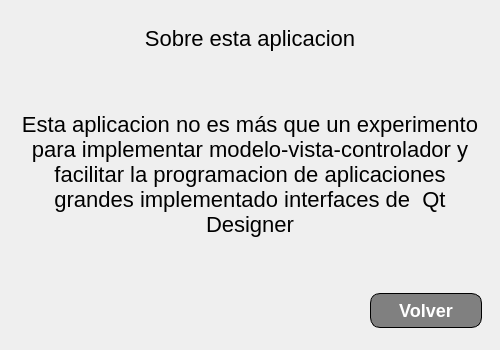
This is views/Vista_sobre_nosotros.ui in JuanLoaiza007/Proyecto-1-IA-2024-I as Qt 5 draws it before an edit. The edited form follows.
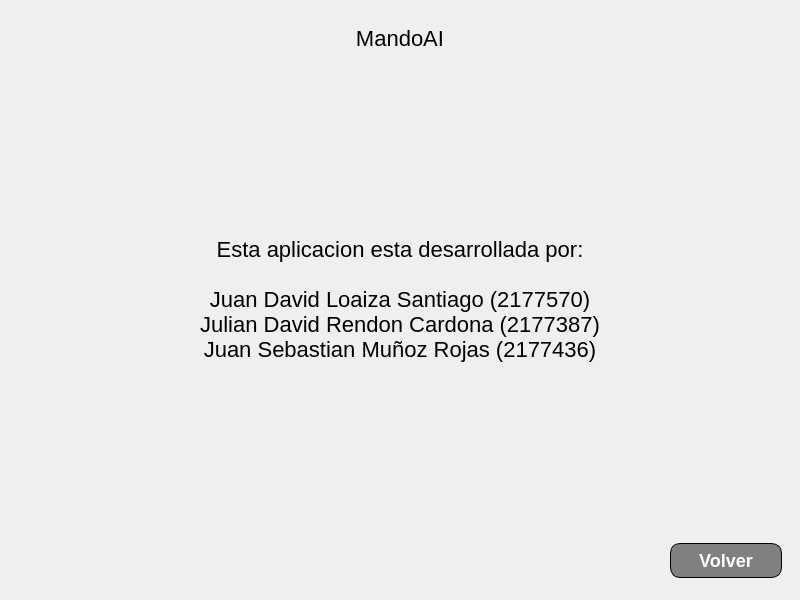
This is the edited form.

```diff
--- a/views/Vista_sobre_nosotros.ui
+++ b/views/Vista_sobre_nosotros.ui
@@ -6,20 +6,20 @@
    <rect>
     <x>0</x>
     <y>0</y>
-    <width>500</width>
-    <height>350</height>
+    <width>800</width>
+    <height>600</height>
    </rect>
   </property>
   <property name="minimumSize">
    <size>
-    <width>500</width>
-    <height>350</height>
+    <width>800</width>
+    <height>600</height>
    </size>
   </property>
   <property name="maximumSize">
    <size>
-    <width>500</width>
-    <height>350</height>
+    <width>800</width>
+    <height>600</height>
    </size>
   </property>
   <property name="windowTitle">
@@ -452,8 +452,8 @@
   <widget class="QWidget" name="centralwidget">
    <property name="minimumSize">
     <size>
-     <width>400</width>
-     <height>270</height>
+     <width>0</width>
+     <height>0</height>
     </size>
    </property>
    <property name="styleSheet">
@@ -481,7 +481,7 @@
        <item>
         <widget class="QLabel" name="lbl_titulo">
          <property name="text">
-          <string>Sobre esta aplicacion</string>
+          <string>MandoAI</string>
          </property>
          <property name="alignment">
           <set>Qt::AlignCenter</set>
@@ -506,7 +506,11 @@
        <item row="0" column="0">
         <widget class="QLabel" name="lbl_cuerpo">
          <property name="text">
-          <string>Esta aplicacion no es más que un experimento para implementar modelo-vista-controlador y facilitar la programacion de aplicaciones grandes implementado interfaces de  Qt Designer</string>
+          <string>Esta aplicacion esta desarrollada por:
+
+Juan David Loaiza Santiago (2177570)
+Julian David Rendon Cardona (2177387)
+Juan Sebastian Muñoz Rojas (2177436)</string>
          </property>
          <property name="alignment">
           <set>Qt::AlignCenter</set>
```
Left out of the diff: 6 changed lines with no effect on the pictures.
